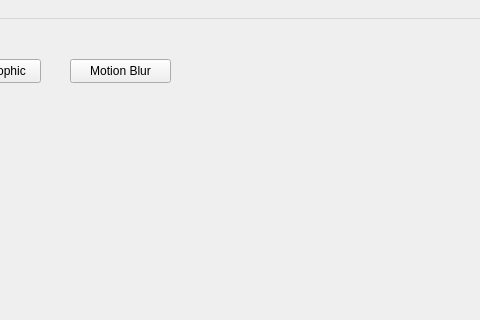
Old version of the form HW04/myui.ui in the repository WesleyCh3n/Img-Processing; both pictures show x 570 to 1050 and y 0 to 320 of the 1162 by 744 pixel window.
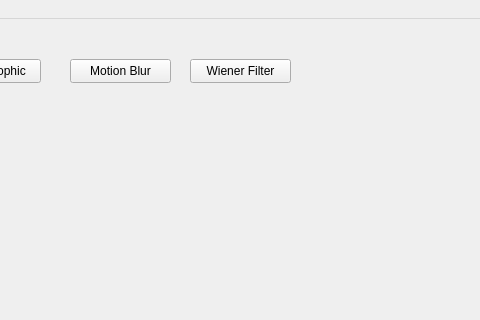
New version of the form.

```diff
--- a/HW04/myui.ui
+++ b/HW04/myui.ui
@@ -170,6 +170,19 @@
      <string>Motion Blur</string>
     </property>
    </widget>
+   <widget class="QPushButton" name="WeinerBn">
+    <property name="geometry">
+     <rect>
+      <x>760</x>
+      <y>40</y>
+      <width>101</width>
+      <height>24</height>
+     </rect>
+    </property>
+    <property name="text">
+     <string>Wiener Filter</string>
+    </property>
+   </widget>
   </widget>
   <widget class="QMenuBar" name="menubar">
    <property name="geometry">
```
